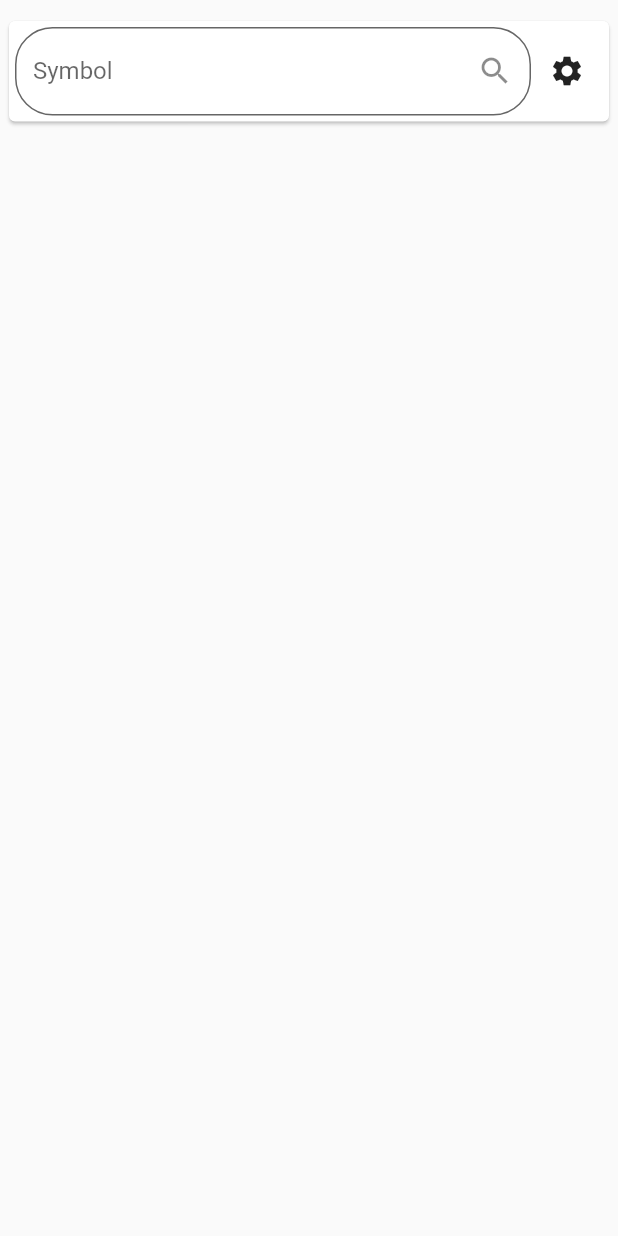
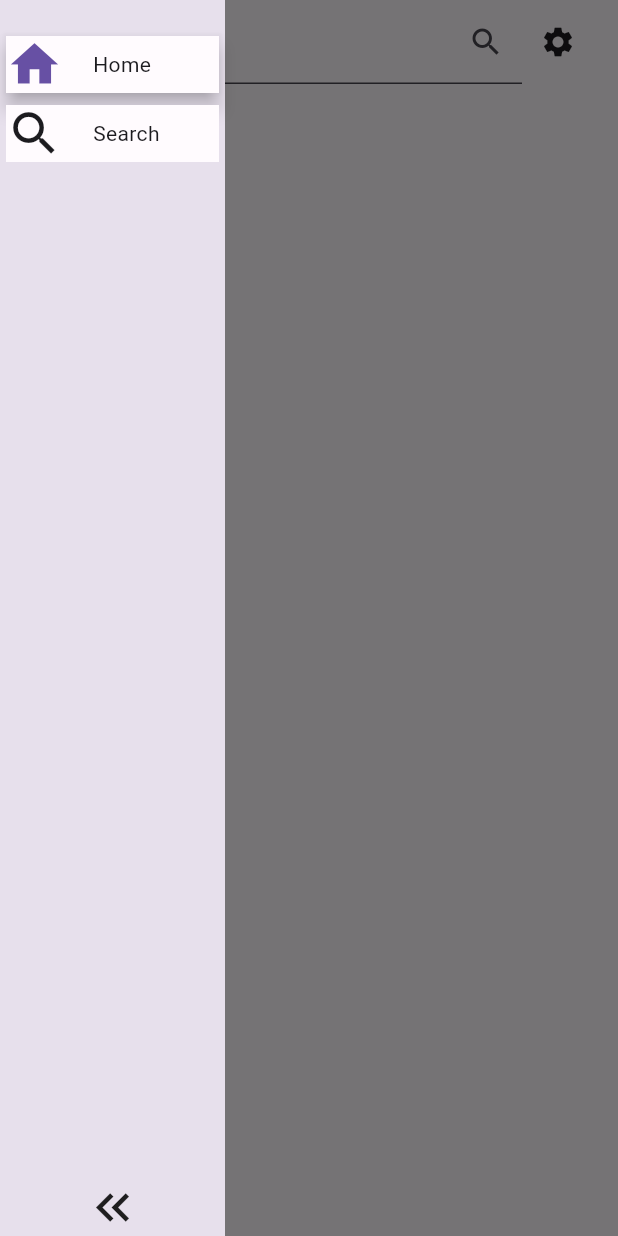
Before and after one commit to jairoLAlves/b3-stocks-price, a Flutter app: the StocksSearchPage screen opened by its route, with the side drawer open (before the commit the screen has no drawer), on a phone screen of 412 x 824 dp. Run offline on Flutter 3.47's test engine with Material 2 defaults, Android fonts, the phone set to English and light mode, and no system bars; our stand-ins replace dio, flutter_svg, syncfusion_flutter_charts; missing offline and left inert: candlesticks_plus, chart_sparkline, jovial_svg; network calls fail.

Commit message:
adicionando menu lateral , refatorando código,

```diff
--- a/lib/components/item_list_stocks.dart
+++ b/lib/components/item_list_stocks.dart
@@ -67,7 +67,7 @@ class _ItemListStocksState extends State<ItemListStocks> {
                               height: 80,
                               width: 70,
                               child: Hero(
-                                  tag: '{${widget.stock.stock}}',
+                                  tag: '{${widget.stock.id}}',
                                   child: getNetWorkSvg(widget.stock.logo)),
                             ),
                             Container(
@@ -171,7 +171,9 @@ class _ItemListStocksState extends State<ItemListStocks> {
                                       style: TextStyle(
                                           color: (widget.stock.change < 0)
                                               ? Colors.red[900]
-                                              : Colors.black,
+                                              : Theme.of(context)
+                                                  .colorScheme
+                                                  .onSurface,
                                           fontStyle: Theme.of(context)
                                               .textTheme
                                               .bodySmall
--- /dev/null
+++ b/lib/components/item_menu_principal.dart
@@ -0,0 +1,59 @@
+import 'package:flutter/material.dart';
+
+import '../model/Item_menu_principal_model.dart';
+
+class ItemMenuPrincipal extends StatefulWidget {
+  final ItemMenuPrincipalModel item;
+  final AnimationController animationController;
+
+  const ItemMenuPrincipal({
+    super.key,
+    required this.item,
+    required this.animationController,
+  });
+
+  @override
+  State<ItemMenuPrincipal> createState() => _ItemMenuPrincipalState();
+}
+
+class _ItemMenuPrincipalState extends State<ItemMenuPrincipal> {
+  late Animation<double> widthAnimation;
+  @override
+  void initState() {
+    super.initState();
+    widthAnimation =
+        Tween<double>(begin: 150, end: 50).animate(widget.animationController);
+  }
+
+  @override
+  Widget build(BuildContext context) {
+    return InkWell(
+      onTap: widget.item.onTap,
+      child: Container(
+        width: widthAnimation.value,
+        child: Card(
+          shape: const RoundedRectangleBorder(borderRadius: BorderRadius.zero),
+          color: Theme.of(context).colorScheme.background,
+          elevation: widget.item.isSelected ? 5 : 0,
+          child: Row(
+            children: [
+              Icon(
+                widget.item.icon,
+                size: 38,
+                color: widget.item.isSelected
+                    ? Theme.of(context).colorScheme.primary
+                    : Theme.of(context).colorScheme.onSurface,
+              ),
+              if (widthAnimation.value > 110) ...[
+                const SizedBox(
+                  width: 20,
+                ),
+                Text(widget.item.title),
+              ]
+            ],
+          ),
+        ),
+      ),
+    );
+  }
+}
--- /dev/null
+++ b/lib/components/navigation_drawer_principal.dart
@@ -0,0 +1,130 @@
+import 'package:flutter/material.dart';
+
+import '../model/Item_menu_principal_model.dart';
+import '../routes/routes_pages.dart';
+import 'item_menu_principal.dart';
+
+class NavigationDrawerPrincipal extends StatefulWidget {
+  const NavigationDrawerPrincipal({super.key});
+
+  @override
+  State<NavigationDrawerPrincipal> createState() =>
+      _NavigationDrawerPrincipalState();
+}
+
+class _NavigationDrawerPrincipalState extends State<NavigationDrawerPrincipal>
+    with SingleTickerProviderStateMixin {
+  final double maxWidth = 150.0;
+  final double minWidth = 50.0;
+  late AnimationController _animationController;
+  late Animation<double> widthAnimation;
+
+  @override
+  void initState() {
+    super.initState();
+    _animationController = AnimationController(
+      vsync: this,
+      duration: const Duration(seconds: 1),
+    );
+    widthAnimation = Tween<double>(begin: maxWidth, end: minWidth)
+        .animate(_animationController);
+  }
+
+  @override
+  void dispose() {
+    super.dispose();
+    _animationController.dispose();
+  }
+
+  bool isExpanded = false;
+  void setIsExpanded() => setState(() {
+        isExpanded = !isExpanded;
+        isExpanded
+            ? _animationController.forward()
+            : _animationController.reverse();
+      });
+
+  Widget buildHeader(BuildContext context) => Container(
+        height: 20,
+        color: Theme.of(context).colorScheme.primary,
+        padding: EdgeInsets.only(top: MediaQuery.of(context).padding.top),
+        child: Column(
+          children: const [],
+        ),
+      );
+
+  @override
+  Widget build(BuildContext context) {
+    //final bool isExpanded = MediaQuery.of(context).size.width >= 640;
+
+    final List<ItemMenuPrincipalModel> intensMenuPrincipal = [
+      ItemMenuPrincipalModel(
+        title: 'Home',
+        icon: Icons.home,
+        index: 0,
+        isSelected: ItemMenuPrincipalModel.indexSelected == 0,
+        onTap: () {
+          if (ItemMenuPrincipalModel.indexSelected != 0) {
+            //Navigator.pop(context);
+            Navigator.of(context).pushReplacementNamed(RoutesPages.HOME);
+            ItemMenuPrincipalModel.indexSelected = 0;
+          }
+        },
+      ),
+      ItemMenuPrincipalModel(
+        title: 'Search',
+        icon: Icons.search,
+        index: 1,
+        isSelected: ItemMenuPrincipalModel.indexSelected == 1,
+        onTap: () {
+          if (ItemMenuPrincipalModel.indexSelected != 1) {
+            //Navigator.pop(context);
+            Navigator.of(context)
+                .pushReplacementNamed(RoutesPages.STOCKSSEARCH);
+            ItemMenuPrincipalModel.indexSelected = 1;
+          }
+        },
+      ),
+    ];
+
+    return AnimatedBuilder(
+      animation: _animationController,
+      builder: (context, child) {
+        return Container(
+          color: Theme.of(context).colorScheme.surfaceVariant,
+          height: MediaQuery.of(context).size.height,
+          width: widthAnimation.value,
+          child: Column(
+            mainAxisAlignment: MainAxisAlignment.spaceBetween,
+            children: [
+              buildHeader(context),
+              Expanded(
+                child: ListView.builder(
+                  itemCount: intensMenuPrincipal.length,
+                  itemBuilder: (context, index) => ItemMenuPrincipal(
+                    item: intensMenuPrincipal[index],
+                    animationController: _animationController,
+                  ),
+                ),
+              ),
+              InkWell(
+                onTap: setIsExpanded,
+                child: Row(
+                  mainAxisAlignment: MainAxisAlignment.center,
+                  children: [
+                    Icon(
+                      isExpanded
+                          ? Icons.keyboard_double_arrow_right
+                          : Icons.keyboard_double_arrow_left,
+                      size: 38,
+                    ),
+                  ],
+                ),
+              )
+            ],
+          ),
+        );
+      },
+    );
+  }
+}
--- /dev/null
+++ b/lib/model/Item_menu_principal_model.dart
@@ -0,0 +1,20 @@
+import 'package:flutter/material.dart';
+
+class ItemMenuPrincipalModel {
+  final String title;
+  final IconData icon;
+  final int index;
+  final bool isSelected;
+  final void Function() onTap;
+  static int indexSelected = 0;
+
+  ItemMenuPrincipalModel({
+    required this.title,
+    required this.icon,
+    required this.index,
+    required this.isSelected,
+    required this.onTap,
+  });
+
+  bool get getIsSelected => index == ItemMenuPrincipalModel.indexSelected;
+}
--- a/lib/model/stock.dart
+++ b/lib/model/stock.dart
@@ -1,6 +1,9 @@
+import 'dart:math';
+
 import 'package:b3_price_stocks/util/enums.dart';
 
 class Stock {
+  double id = Random().nextDouble();
   String? _stock;
   String? _name;
   num? _close;
--- a/lib/pages/stocks_search_page.dart
+++ b/lib/pages/stocks_search_page.dart
@@ -1,3 +1,4 @@
+import 'package:b3_price_stocks/components/navigation_drawer_principal.dart';
 import 'package:b3_price_stocks/extensions/stocks_extensions.dart';
 import 'package:b3_price_stocks/model/stock.dart';
 import 'package:b3_price_stocks/providers/stocks_provider.dart';
@@ -134,37 +135,23 @@ class _StocksSearchPageState extends State<StocksSearchPage> {
   Widget build(BuildContext context) {
     var controller = context.watch<StocksProvider>();
 
+    final isExpanded = MediaQuery.of(context).size.width > 640;
+    final width = MediaQuery.of(context).size.width;
+    final height = MediaQuery.of(context).size.height;
+
     return SafeArea(
       child: Scaffold(
-        body: Column(
-          children: [
-            Hero(
-              tag: 'searchButton',
-              child: Container(
-                  margin:
-                      const EdgeInsets.symmetric(vertical: 10, horizontal: 2),
-                  child: Card(
-                    elevation: 1,
-                    child: Padding(
-                      padding: const EdgeInsets.all(4.0),
-                      child: Column(
-                        children: [
-                          Container(
-                            //padding: const EdgeInsets.only(bottom: 18),
-                            child: Row(
+        drawer: isExpanded ? null : const NavigationDrawerPrincipal(),
+        appBar: AppBar(
+          title: Row(
             children: [
               Expanded(
                 child: TextFormField(
                   decoration: const InputDecoration(
                     labelText: 'Symbol',
-                                      floatingLabelBehavior:
-                                          FloatingLabelBehavior.never,
+                    floatingLabelBehavior: FloatingLabelBehavior.never,
                     filled: true,
-                                      fillColor: Colors.white,
-                                      border: OutlineInputBorder(
-                                        borderRadius: BorderRadius.all(
-                                            Radius.circular(25)),
-                                      ),
+                    border: null,
                     suffixIcon: Icon(Icons.search),
                   ),
                   onChanged: (value) {
@@ -180,27 +167,25 @@ class _StocksSearchPageState extends State<StocksSearchPage> {
                   child: IconButton(
                       onPressed: () => showModalBottomSheet(
                             context: context,
-                                              builder: (ctx) =>
-                                                  BottomSheetSearch(
+                            builder: (ctx) => BottomSheetSearch(
                               context: ctx,
-                                                onActionSector:
-                                                    onActionDropdownMenuItemSectors,
-                                                onActionSorted:
-                                                    onActionDropdownMenuItemSorted,
+                              onActionSector: onActionDropdownMenuItemSectors,
+                              onActionSorted: onActionDropdownMenuItemSorted,
                               sector: _stocksSectors.value,
-                                                stocksSortBy:
-                                                    _stocksSortBy.value,
+                              stocksSortBy: _stocksSortBy.value,
+                            ),
+                            constraints: BoxConstraints(
+                              minHeight: isExpanded ? height * 0.7 : height,
+                              minWidth: isExpanded ? width * 0.5 : width,
                             ),
                           ),
                       icon: Icon(Icons.settings)))
             ],
           ),
         ),
-                        ],
-                      ),
-                    ),
-                  )),
-            ),
+        body: Row(
+          children: [
+            if (isExpanded) const NavigationDrawerPrincipal(),
             Expanded(
               child: RefreshIndicator(
                 key: _refreshIndicatorKey,
@@ -213,7 +198,6 @@ class _StocksSearchPageState extends State<StocksSearchPage> {
                 ),
               ),
             ),
-            ////
           ],
         ),
       ),
--- /dev/null
+++ b/lib/src/shared/themes/themes.dart
@@ -0,0 +1,14 @@
+import 'package:flutter/material.dart';
+part 'color_schemes.g.dart';
+
+final lightTheme = ThemeData(
+  useMaterial3: true,
+  colorScheme: _lightColorScheme,
+  appBarTheme: AppBarTheme(centerTitle: true),
+);
+
+final dartTheme = ThemeData(
+  useMaterial3: true,
+  colorScheme: _darkColorScheme,
+  appBarTheme: AppBarTheme(centerTitle: true),
+);
```
Also changed, not shown: lib/components/bottom_sheet_search.dart (+23 -50 lines), lib/components/dropdown_menu_item_sectors.dart (added, +21 -0 lines), lib/components/dropdown_menu_item_sorted.dart (added, +21 -0 lines), lib/components/graphic_line_stock.dart (+18 -76 lines), lib/components/historical_price_choicechip.dart (added, +98 -0 lines), lib/main.dart (+5 -7 lines), lib/pages/home_page.dart (+18 -16 lines), lib/pages/stock_detail_page.dart (+13 -4 lines), lib/src/shared/themes/color_schemes.g.dart (added). Lines whose indentation alone changed are shown as unchanged.
